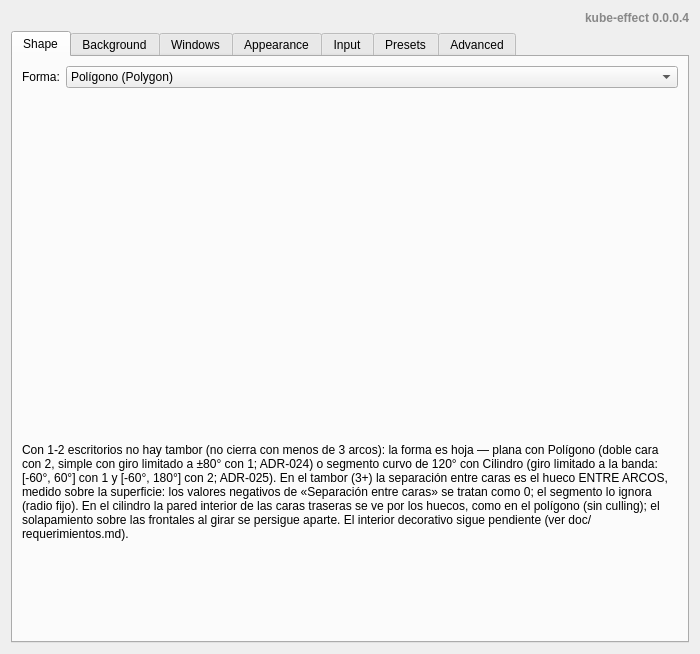
CesarGuzmanLopez/kube-effect, file package/contents/ui/config.ui: the form before one commit.
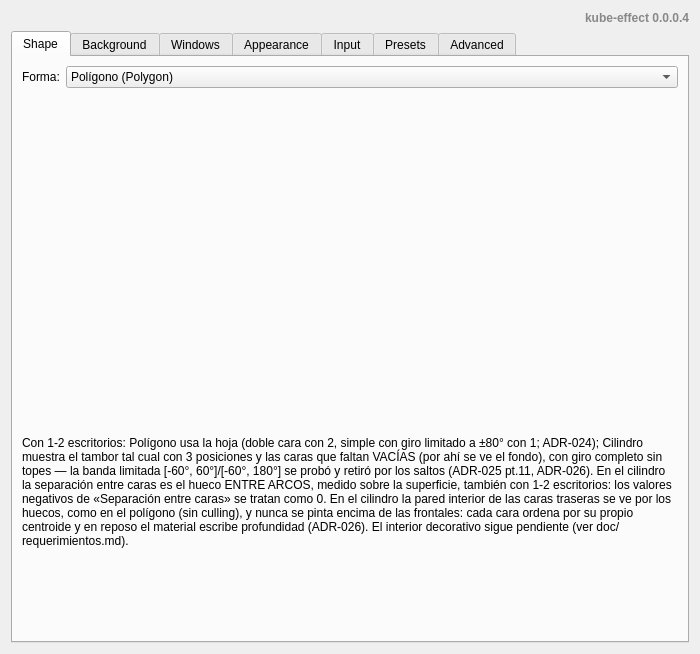
The form after the commit. Custom widgets are drawn as their Qt base class.

Commit message: fix(cylinder): orden de pintado sin solape y tambor de 3 slots

Diff of the .ui file:
```diff
--- a/package/contents/ui/config.ui
+++ b/package/contents/ui/config.ui
@@ -82,7 +82,7 @@
                             <item>
                                 <widget class="QLabel" name="tabShapeHint">
                                     <property name="text">
-                                        <string>Con 1-2 escritorios no hay tambor (no cierra con menos de 3 arcos): la forma es hoja — plana con Polígono (doble cara con 2, simple con giro limitado a ±80° con 1; ADR-024) o segmento curvo de 120° con Cilindro (giro limitado a la banda: [-60°, 60°] con 1 y [-60°, 180°] con 2; ADR-025). En el tambor (3+) la separación entre caras es el hueco ENTRE ARCOS, medido sobre la superficie: los valores negativos de «Separación entre caras» se tratan como 0; el segmento lo ignora (radio fijo). En el cilindro la pared interior de las caras traseras se ve por los huecos, como en el polígono (sin culling); el solapamiento sobre las frontales al girar se persigue aparte. El interior decorativo sigue pendiente (ver doc/requerimientos.md).</string>
+                                        <string>Con 1-2 escritorios: Polígono usa la hoja (doble cara con 2, simple con giro limitado a ±80° con 1; ADR-024); Cilindro muestra el tambor tal cual con 3 posiciones y las caras que faltan VACÍAS (por ahí se ve el fondo), con giro completo sin topes — la banda limitada [-60°, 60°]/[-60°, 180°] se probó y retiró por los saltos (ADR-025 pt.11, ADR-026). En el cilindro la separación entre caras es el hueco ENTRE ARCOS, medido sobre la superficie, también con 1-2 escritorios: los valores negativos de «Separación entre caras» se tratan como 0. En el cilindro la pared interior de las caras traseras se ve por los huecos, como en el polígono (sin culling), y nunca se pinta encima de las frontales: cada cara ordena por su propio centroide y en reposo el material escribe profundidad (ADR-026). El interior decorativo sigue pendiente (ver doc/requerimientos.md).</string>
                                     </property>
                                     <property name="wordWrap">
                                         <bool>true</bool>
```
Left out of the diff: 4 changed lines with no effect on the pictures. The commit also changes 21 other files.
